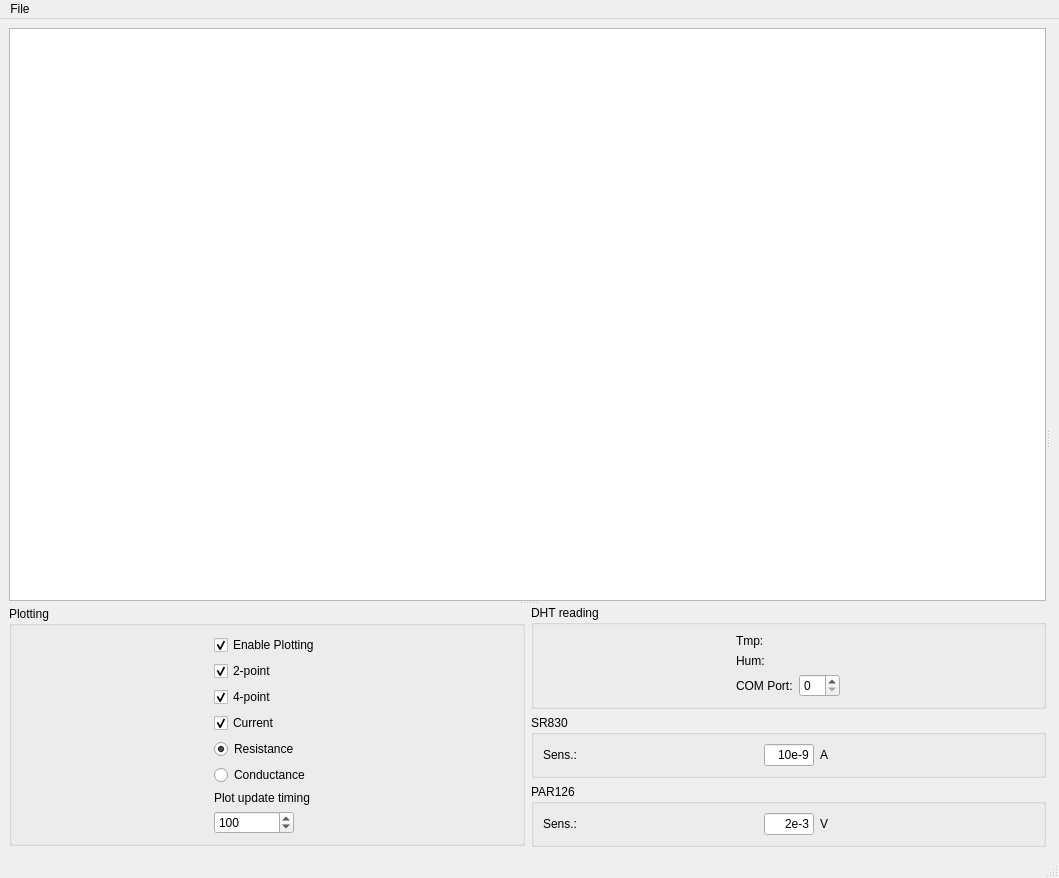
This is mainwindow.ui in MerlinSmiles/lithocontrol as Qt 5 draws it before an edit. The edited form follows.
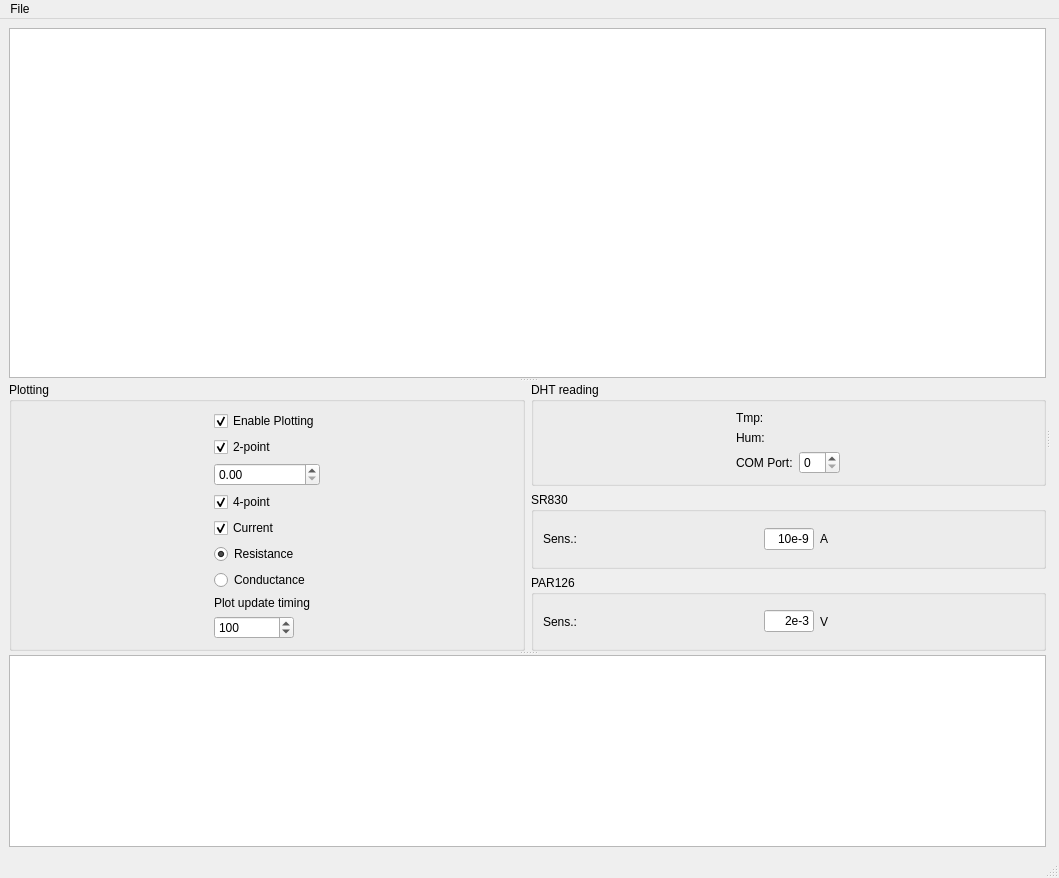
This is the edited form.

```diff
--- a/mainwindow.ui
+++ b/mainwindow.ui
@@ -91,6 +91,16 @@
             <string>Plotting</string>
            </property>
            <layout class="QGridLayout" name="gridLayout_7">
+            <item row="3" column="0">
+             <widget class="QCheckBox" name="check_4pt">
+              <property name="text">
+               <string>4-point</string>
+              </property>
+              <property name="checked">
+               <bool>true</bool>
+              </property>
+             </widget>
+            </item>
             <item row="1" column="0">
              <widget class="QCheckBox" name="check_2pt">
               <property name="text">
@@ -101,17 +111,7 @@
               </property>
              </widget>
             </item>
-            <item row="2" column="0">
-             <widget class="QCheckBox" name="check_4pt">
-              <property name="text">
-               <string>4-point</string>
-              </property>
-              <property name="checked">
-               <bool>true</bool>
-              </property>
-             </widget>
-            </item>
-            <item row="3" column="0">
+            <item row="4" column="0">
              <widget class="QCheckBox" name="check_current">
               <property name="text">
                <string>Current</string>
@@ -121,7 +121,7 @@
               </property>
              </widget>
             </item>
-            <item row="4" column="0">
+            <item row="5" column="0">
              <widget class="QRadioButton" name="radio_plotR">
               <property name="sizePolicy">
                <sizepolicy hsizetype="Minimum" vsizetype="Minimum">
@@ -137,7 +137,7 @@
               </property>
              </widget>
             </item>
-            <item row="5" column="0">
+            <item row="6" column="0">
              <widget class="QRadioButton" name="radio_plotC">
               <property name="sizePolicy">
                <sizepolicy hsizetype="Minimum" vsizetype="Minimum">
@@ -150,7 +150,7 @@
               </property>
              </widget>
             </item>
-            <item row="6" column="0">
+            <item row="7" column="0">
              <widget class="QLabel" name="label_4">
               <property name="sizePolicy">
                <sizepolicy hsizetype="Minimum" vsizetype="Minimum">
@@ -163,7 +163,7 @@
               </property>
              </widget>
             </item>
-            <item row="7" column="0">
+            <item row="8" column="0">
              <widget class="QSpinBox" name="plot_update_time">
               <property name="sizePolicy">
                <sizepolicy hsizetype="Minimum" vsizetype="Minimum">
@@ -207,6 +207,9 @@
               </property>
              </widget>
             </item>
+            <item row="2" column="0">
+             <widget class="QDoubleSpinBox" name="doubleSpinBox"/>
+            </item>
            </layout>
           </widget>
          </item>
@@ -419,6 +422,7 @@
          </item>
         </layout>
        </widget>
+       <widget class="QTreeView" name="tree_settings"/>
       </widget>
       <widget class="QWidget" name="verticalLayoutWidget">
        <layout class="QVBoxLayout" name="plotSplitter"/>
```
Left out of the diff: 3 changed lines with no effect on the pictures.
